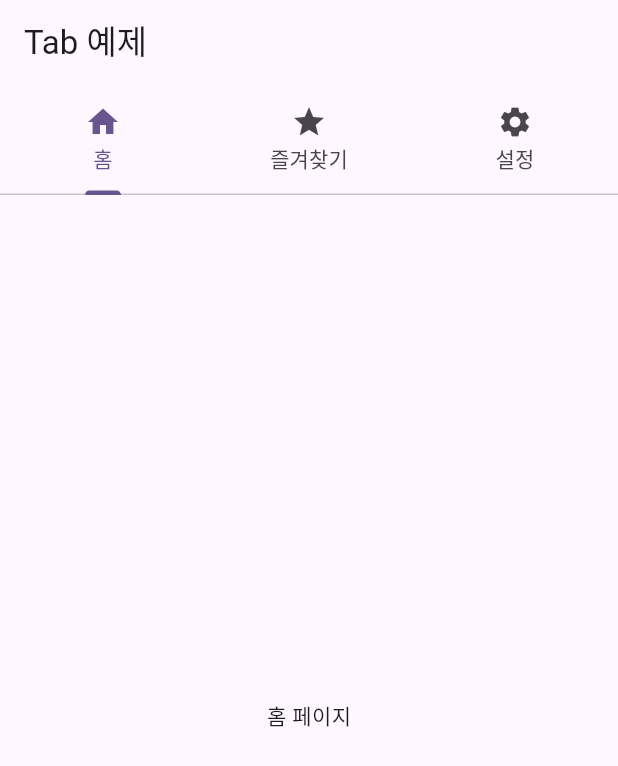
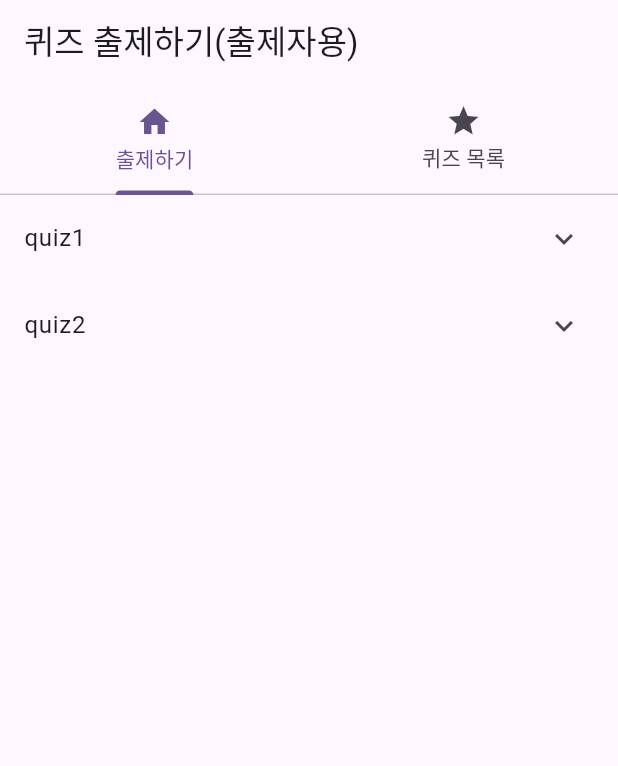
Before and after one commit to hanisoft2022/fc_ch02_quiz, a Flutter app: the screen it shows after launch, on a phone screen of 412 x 824 dp. Shown: the top 766 px of the screen. Run offline on Flutter 3.47's test engine with Material 3 defaults, Android fonts, the light colour scheme and no system bars; our stand-ins replace firebase_core, flutter_hooks, freezed_annotation, hooks_riverpod, velocity_x; accounts and stored records are empty.

Commit message:
quiz_manager_screen config

```diff
--- a/lib/web/features/quiz_manager/screens/quiz_manager_screen.dart
+++ b/lib/web/features/quiz_manager/screens/quiz_manager_screen.dart
@@ -1,28 +1,37 @@
+import 'package:ch02_realtime_quiz/common/model/quiz.dart';
 import 'package:flutter/material.dart';
+import 'package:velocity_x/velocity_x.dart';
 
 class QuizManagerScreen extends StatelessWidget {
   const QuizManagerScreen({super.key});
 
   @override
   Widget build(BuildContext context) {
+    List<QuizManager> quizManagers = [
+      QuizManager(problems: [], title: 'quiz1'),
+      QuizManager(problems: [], title: 'quiz2'),
+    ];
+
     return DefaultTabController(
-      length: 3,
+      length: 2,
       child: Scaffold(
         appBar: AppBar(
-          title: Text('Tab 예제'),
+          title: Text('퀴즈 출제하기(출제자용)'),
           bottom: TabBar(
             tabs: [
-              Tab(icon: Icon(Icons.home), text: '홈'),
-              Tab(icon: Icon(Icons.star), text: '즐겨찾기'),
-              Tab(icon: Icon(Icons.settings), text: '설정'),
+              Tab(icon: Icon(Icons.home), text: '출제하기'),
+              Tab(icon: Icon(Icons.star), text: '퀴즈 목록'),
             ],
           ),
         ),
         body: TabBarView(
           children: [
-            Center(child: Text('홈 페이지')),
-            Center(child: Text('즐겨찾기 페이지')),
-            Center(child: Text('설정 페이지')),
+            ListView.builder(
+              itemCount: quizManagers.length,
+              itemBuilder: (context, index) =>
+                  ExpansionTile(title: quizManagers[index].title.text.make()),
+            ),
+            Center(child: Text('퀴즈 목록')),
           ],
         ),
       ),
```
